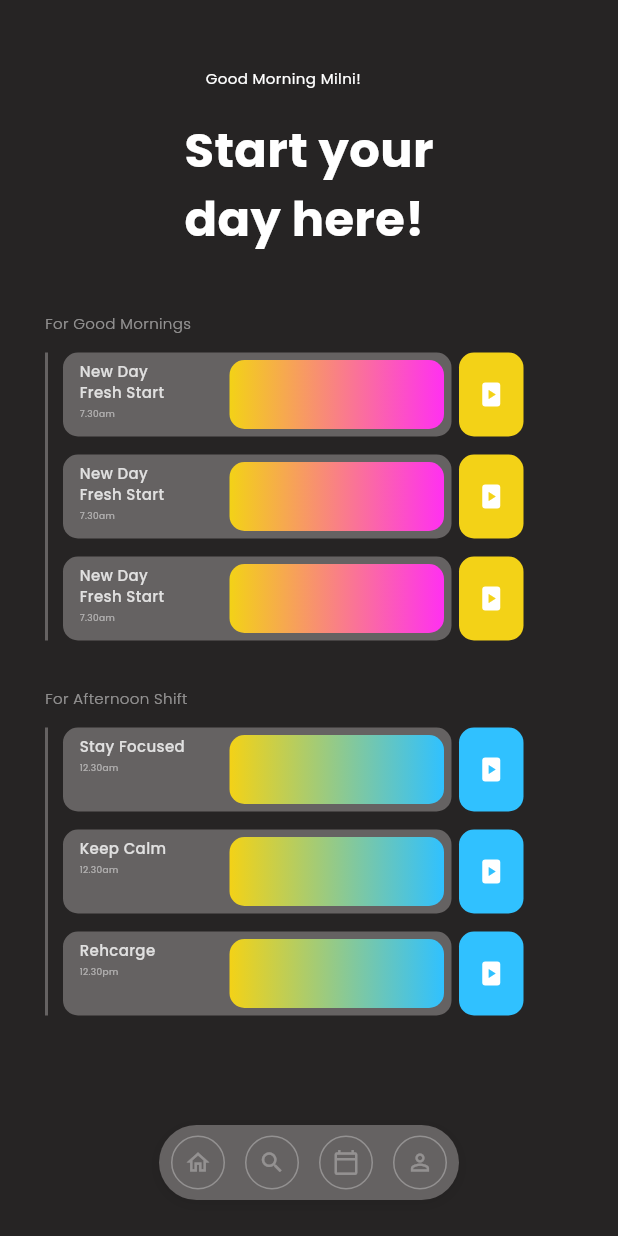
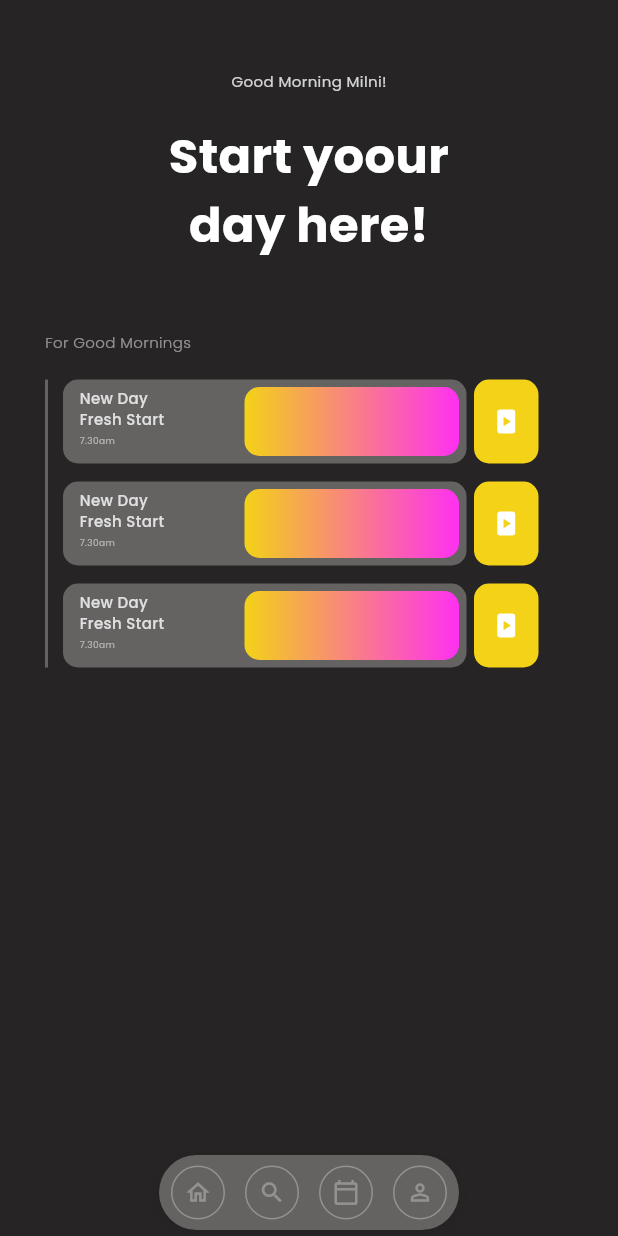
Before and after one commit to lakshanchamidu/Flutter-App-Task-2, a Flutter app: the HomePage screen opened directly, on a phone screen of 412 x 824 dp. Run offline on Flutter 3.47's test engine with Material 3 defaults, Android fonts, the phone set to English and light mode, and no system bars; our stand-ins replace google_fonts.

Commit message:
Home page and dashboard screen

```diff
--- a/task_2/lib/main.dart
+++ b/task_2/lib/main.dart
@@ -1,6 +1,6 @@
 import 'package:flutter/material.dart';
 import 'package:task_2/data/constant.dart';
-import 'package:task_2/views/pages/home_page.dart';
+import 'package:task_2/views/pages/welcome_page.dart';
 
 
 void main() => runApp(const MyApp());
@@ -19,7 +19,7 @@ class _MyAppState extends State<MyApp> {
     return MaterialApp(
       debugShowCheckedModeBanner: false,
       color:RColors.bgColor,
-      home: HomePage(),
+      home: WelcomePage(),
     );
   }
 }
--- a/task_2/lib/views/pages/home_page.dart
+++ b/task_2/lib/views/pages/home_page.dart
@@ -1,7 +1,6 @@
 import 'package:flutter/material.dart';
 import 'package:google_fonts/google_fonts.dart';
 import 'package:task_2/data/constant.dart';
-import 'package:task_2/views/widgets/afternoon_cards.dart';
 import 'package:task_2/views/widgets/morning_cards.dart';
 import 'package:task_2/views/widgets/nav_bar.dart';
 
@@ -19,61 +18,42 @@ class _HomePageState extends State<HomePage> {
     return Scaffold(
       backgroundColor: RColors.bgColor,
       body: SafeArea(
-        bottom: true,
-        child: Stack(
+        child: Column(
           children: [
-            Positioned(
-              top: 47,
-              left: 137,
+            Padding(
+              padding: const EdgeInsets.only(top: 47),
               child: Text(
                 "Good Morning Milni!",
                 style: GoogleFonts.poppins(
+                  color: Color.fromRGBO(255, 255, 255, 0.8),
                   fontWeight: FontWeight.w400,
-                  color: RColors.primaryColor,
-                  fontSize: 10,
-                  height: 1.0,
-                ),
-              ),
-            ),
-            Positioned(
-              top: 77,
-              left: 0,
-              right: 0,
-              child: Center(
-                child: Text("Start your\nday here!", style: RText.titleStyle),
-              ),
-            ),
-            Positioned(
-              top: 208,
-              left: 30,
-              child: Text(
-                "For Good Mornings",
-                style: GoogleFonts.poppins(
-                  fontWeight: FontWeight.w300,
-                  color: RColors.text1Color,
                   fontSize: 10,
                 ),
               ),
             ),
-            Positioned(
-              top: 458,
-              left: 30,
-              child: Text(
-                "For Afternoon Shift",
-                style: GoogleFonts.poppins(
-                  fontWeight: FontWeight.w300,
-                  color: RColors.text1Color,
-                  fontSize: 10,
+            SizedBox(height: 20),
+            Text(
+              textAlign: TextAlign.center,
+              "Start yoour\nday here!",
+              style: RText.titleStyle,
+            ),
+            SizedBox(height: 50),
+            Padding(
+              padding: const EdgeInsets.only(left: 30),
+              child: Align(
+                alignment: Alignment.centerLeft,
+                child: Text(
+                  textAlign: TextAlign.start,
+                  "For Good Mornings",
+                  style: RText.swipeStyle,
                 ),
               ),
             ),
-            Positioned(top: 235, child: MoodCards()),
-            Positioned(top: 485, child: Mood2Cards()),
-
-            Positioned(
-              left: 0,
-              right: 0,
-              bottom: 24,
+            SizedBox(height: 20,),
+            MoodCards(),
+            Spacer(),
+            Padding(
+              padding: EdgeInsets.only(bottom: 4),
               child: Center(
                 child: NavBar(
                   selectedIndex: _navIndex,
--- a/task_2/lib/views/widgets/morning_cards.dart
+++ b/task_2/lib/views/widgets/morning_cards.dart
@@ -20,7 +20,7 @@ class MoodCards extends StatelessWidget {
           Container(
             width: 307,
             height: 192,
-            decoration: BoxDecoration(color: Colors.transparent),
+            decoration: BoxDecoration(color: const Color.fromARGB(0, 255, 0, 0)),
             child: Column(
               children: [
                 Expanded(
--- a/task_2/lib/views/widgets/reusable_mood_card.dart
+++ b/task_2/lib/views/widgets/reusable_mood_card.dart
@@ -25,7 +25,7 @@ class ReusableMoodCard extends StatelessWidget {
       child: Row(
         children: [
           Container(
-            width: 259,
+            width: 269,
             height: 56,
             decoration: BoxDecoration(
               borderRadius: BorderRadius.circular(10),
@@ -71,6 +71,7 @@ class ReusableMoodCard extends StatelessWidget {
             ),
           ),
           SizedBox(width: 5),
+
           Container(
             width: 43,
             height: 56,
--- a/task_2/pubspec.yaml
+++ b/task_2/pubspec.yaml
@@ -61,7 +61,7 @@ flutter:
   # To add assets to your application, add an assets section, like this:
   assets:
     - assets/images/welcome.jpg
-
+    - assets/images/hero_image.jpg
   # An image asset can refer to one or more resolution-specific "variants", see
   # https://flutter.dev/to/resolution-aware-images
 
```
Also changed, not shown: task_2/lib/views/pages/select_screen.dart (added, +180 -0 lines), task_2/lib/views/pages/welcome_page.dart (+69 -107 lines), task_2/lib/views/widgets/horizontal_scroller.dart (added, +35 -0 lines), task_2/lib/views/widgets/mood_button.dart (added, +44 -0 lines), task_2/assets/images/hero_image.jpg (added).
